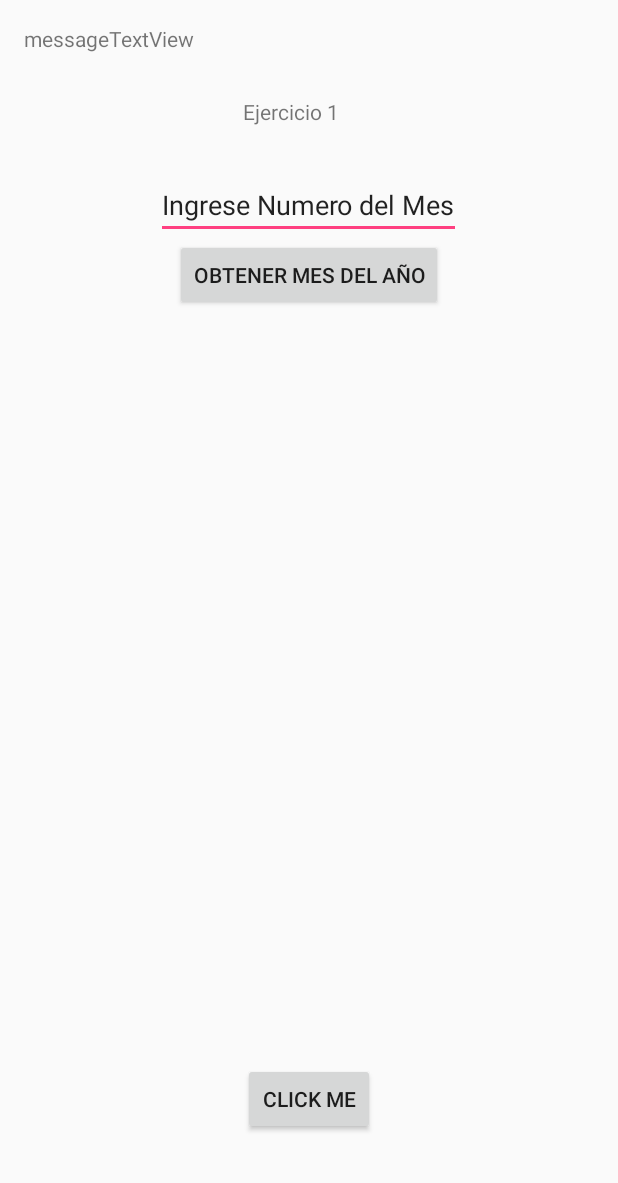
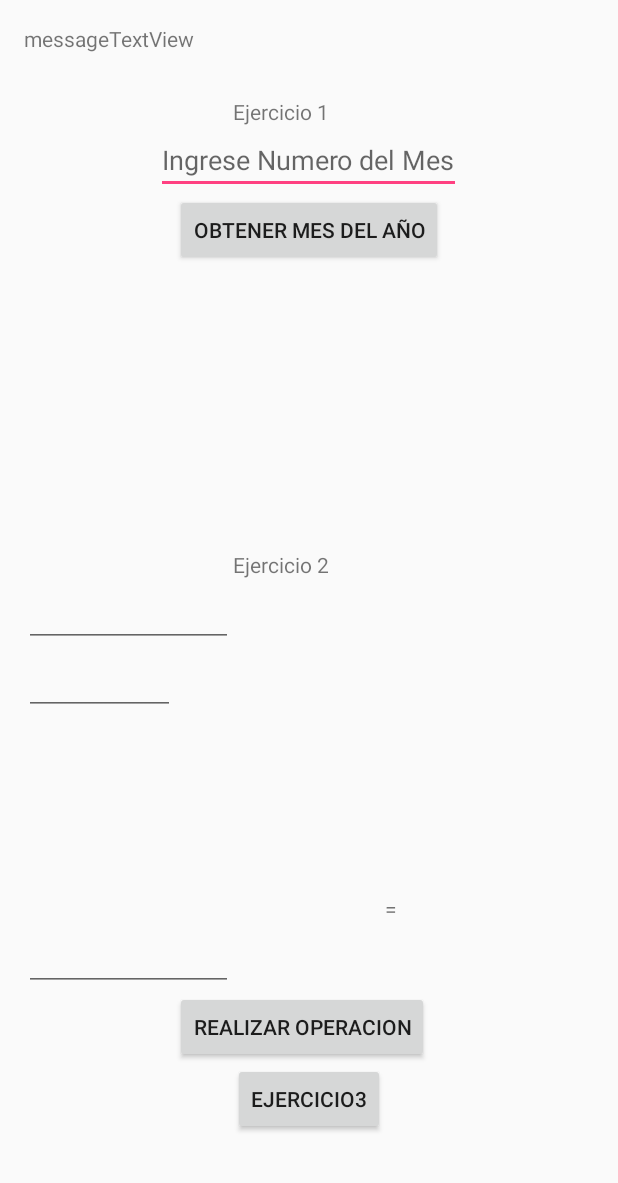
Before and after one commit to lucasfarias93/AndroidCursoBelatrix, an Android app: the layout activity_main.xml on its own in the app's theme, with its tools: preview values and no code run, on a phone screen of 412 x 824 dp, the part 53-1236 px from its top. Run offline under Robolectric (Android 15) with nearby library versions, the phone set to English and light mode, and no system bars.

Commit message:
Android Curso Belatrix
3 ejercicios completos.

```diff
--- a/AndroidExample/app/build.gradle
+++ b/AndroidExample/app/build.gradle
@@ -16,6 +16,9 @@ android {
             minifyEnabled false
             proguardFiles getDefaultProguardFile('proguard-android.txt'), 'proguard-rules.pro'
         }
+        debug {
+            debuggable true
+        }
     }
     compileSdkVersion 23
     buildToolsVersion '23.0.3'
--- a/AndroidExample/app/src/main/res/layout/activity_main.xml
+++ b/AndroidExample/app/src/main/res/layout/activity_main.xml
@@ -31,7 +31,8 @@
         android:layout_alignParentBottom="true"
         android:layout_centerHorizontal="true"
         android:layout_marginBottom="16dp"
-        android:text="@string/click_me" />
+        android:text="Ejercicio3"
+        android:onClick="launchActivity" />
 
     <TextView
         android:layout_width="wrap_content"
@@ -47,10 +48,10 @@
         android:layout_width="wrap_content"
         android:layout_height="wrap_content"
         android:id="@+id/editTextMesAño"
-        android:layout_marginTop="30dp"
-        android:text="Ingrese Numero del Mes"
+        android:inputType="number"
         android:layout_below="@+id/textViewEj1"
-        android:layout_centerHorizontal="true" />
+        android:layout_centerHorizontal="true"
+        android:hint="Ingrese Numero del Mes"/>
 
     <Button
         android:layout_width="wrap_content"
@@ -59,4 +60,69 @@
         android:id="@+id/monthButton"
         android:layout_below="@+id/editTextMesAño"
         android:layout_centerHorizontal="true" />
+
+    <TextView
+        android:layout_width="wrap_content"
+        android:layout_height="wrap_content"
+        android:text="Ejercicio 2"
+        android:id="@+id/texdtViewEj2"
+        android:layout_centerVertical="true"
+        android:layout_alignLeft="@+id/textViewEj1"
+        android:layout_alignStart="@+id/textViewEj1" />
+
+    <EditText
+        android:layout_width="wrap_content"
+        android:layout_height="wrap_content"
+        android:inputType="number"
+        android:ems="10"
+        android:id="@+id/editTextPrimOp"
+        android:layout_below="@+id/texdtViewEj2"
+        android:layout_toLeftOf="@+id/texdtViewEj2"
+        android:layout_toStartOf="@+id/texdtViewEj2" />
+
+    <EditText
+        android:layout_width="wrap_content"
+        android:layout_height="wrap_content"
+        android:ems="10"
+        android:id="@+id/editTextSegOp"
+        android:layout_below="@+id/editTextPrimOp"
+        android:layout_toLeftOf="@+id/operacionButton"
+        android:layout_toStartOf="@+id/operacionButton" />
+
+    <EditText
+        android:layout_width="wrap_content"
+        android:layout_height="wrap_content"
+        android:inputType="number"
+        android:ems="10"
+        android:id="@+id/editTextTercOp"
+        android:layout_above="@+id/operacionButton"
+        android:layout_toLeftOf="@+id/clickMeButton"
+        android:layout_toStartOf="@+id/clickMeButton" />
+
+    <TextView
+        android:layout_width="wrap_content"
+        android:layout_height="wrap_content"
+        android:text="="
+        android:id="@+id/textViewEquals"
+        android:layout_above="@+id/editTextTercOp"
+        android:layout_toRightOf="@+id/clickMeButton"
+        android:layout_toEndOf="@+id/clickMeButton" />
+
+    <Button
+        android:layout_width="wrap_content"
+        android:layout_height="wrap_content"
+        android:text="Realizar Operacion"
+        android:id="@+id/operacionButton"
+        android:layout_above="@+id/clickMeButton"
+        android:layout_alignLeft="@+id/monthButton"
+        android:layout_alignStart="@+id/monthButton" />
+
+    <TextView
+        android:layout_width="wrap_content"
+        android:layout_height="wrap_content"
+        android:id="@+id/textViewResultado"
+        android:layout_alignTop="@+id/textViewEquals"
+        android:layout_toRightOf="@+id/editTextMesAño"
+        android:layout_toEndOf="@+id/editTextMesAño" />
+
 </RelativeLayout>
```
Also changed, not shown: AndroidExample/app/src/main/AndroidManifest.xml (+7 -0 lines), AndroidExample/app/src/main/java/com/belatrixsf/androidexample/Ejercicio2Activity.java (added, +37 -0 lines), AndroidExample/app/src/main/java/com/belatrixsf/androidexample/MainActivity.java (+66 -36 lines), AndroidExample/app/src/main/res/layout/activity_ejercicio2.xml (added, +38 -0 lines), AndroidExample/gradle/wrapper/gradle-wrapper.properties.
